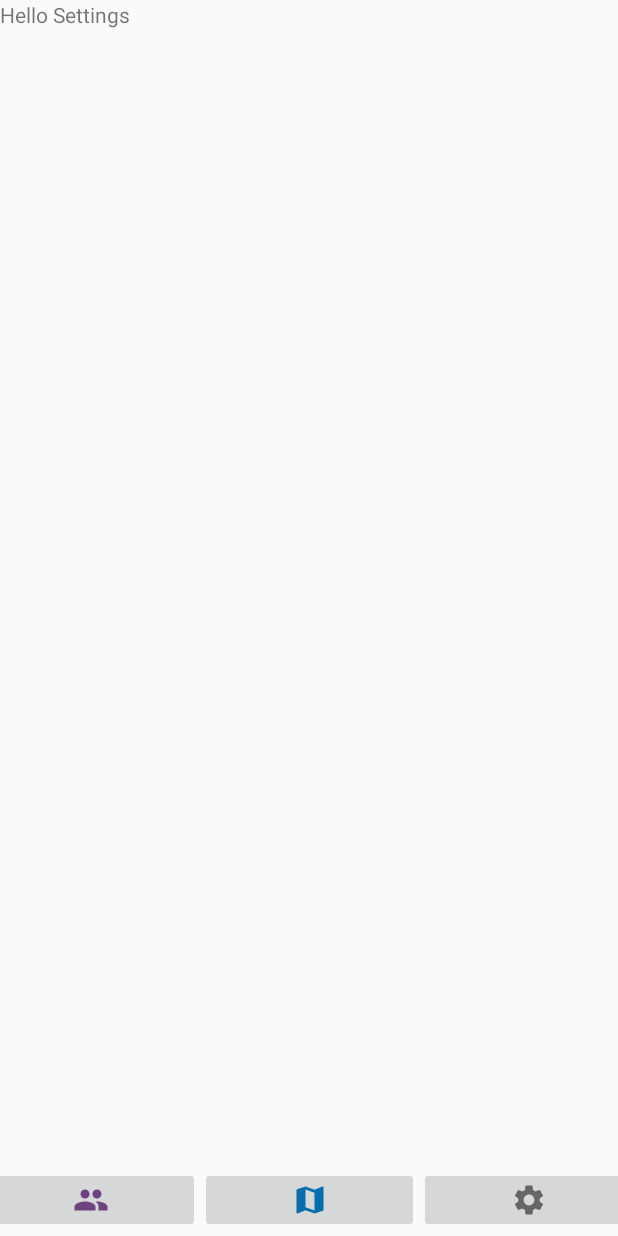
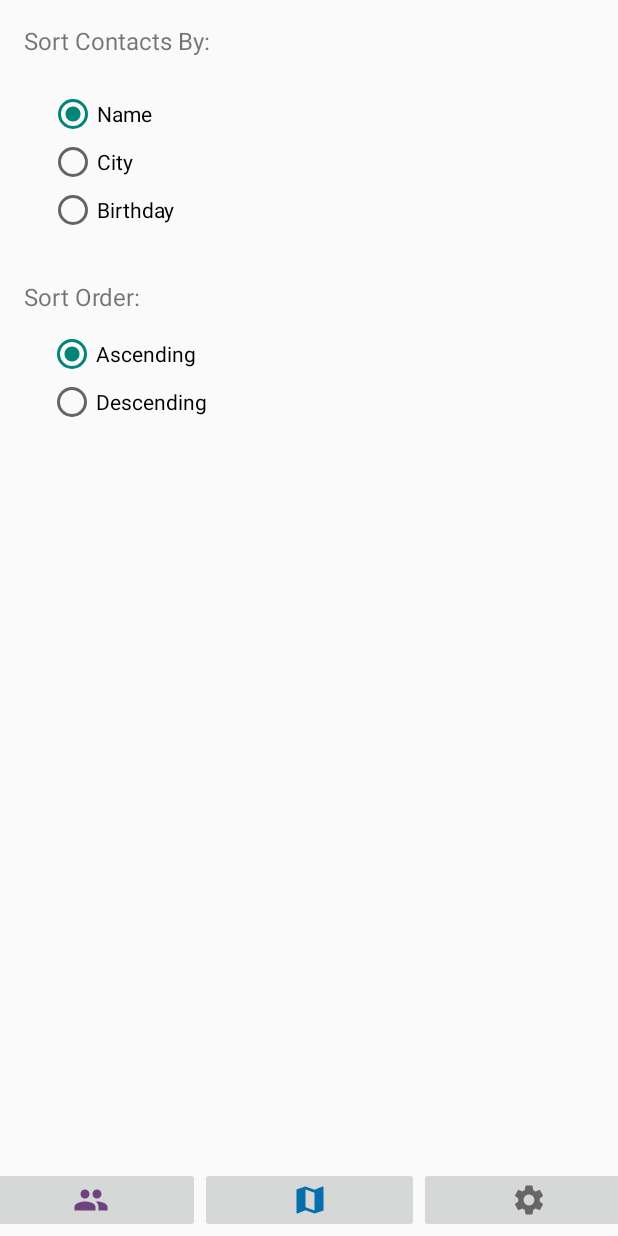
Before and after one commit to celesjanette/ContactList, an Android app: the contactSetting screen opened directly, with no data from a screen before it, on a phone screen of 412 x 824 dp. Run offline under Robolectric (Android 15) with nearby library versions, the phone set to English and light mode, and no system bars.

Commit message:
Settings Layout - initial commit

```diff
--- /dev/null
+++ b/app/src/main/java/com/example/contactlist/ContactDBHelper.java
@@ -0,0 +1,4 @@
+package com.example.contactlist;
+
+public class ContactDBHelper {
+}
--- a/app/src/main/java/com/example/contactlist/contactSetting.java
+++ b/app/src/main/java/com/example/contactlist/contactSetting.java
@@ -2,13 +2,118 @@ package com.example.contactlist;
 
 import androidx.appcompat.app.AppCompatActivity;
 
+import android.content.Context;
+import android.content.Intent;
 import android.os.Bundle;
+import android.view.View;
+import android.widget.ImageButton;
+import android.widget.RadioButton;
+import android.widget.RadioGroup;
 
 public class contactSetting extends AppCompatActivity {
 
     @Override
     protected void onCreate(Bundle savedInstanceState) {
-        super.onCreate(savedInstanceState);
+        super.onCreate(savedInstanceState); //test commit
         setContentView(R.layout.activity_contact_setting);
+        initListButton();
+        initSettingButton();
+        initMapButton();
+        initSettings();
+    }
+
+    private void initListButton() {
+        ImageButton ibList = findViewById(R.id.ibContactList);
+        ibList.setOnClickListener(new View.OnClickListener() {
+            @Override
+            public void onClick(View v) {
+                Intent intent = new Intent(contactSetting.this, fullList.class);
+                intent.setFlags(Intent.FLAG_ACTIVITY_CLEAR_TOP);
+                startActivity(intent);
+            }
+        });
+    }
+
+    private void initSettingButton() {
+        ImageButton ibSetting = findViewById(R.id.ibSettings);
+        ibSetting.setEnabled(false);
+
+
+    }
+
+    private void initMapButton() {
+        ImageButton ibMap = findViewById(R.id.ibMap);
+        ibMap.setOnClickListener(new View.OnClickListener() {
+            @Override
+            public void onClick(View v) {
+                Intent intent = new Intent(contactSetting.this, contactMap.class);
+                intent.setFlags(Intent.FLAG_ACTIVITY_CLEAR_TOP);
+                startActivity(intent);
+            }
+        });
+    }
+
+    private void initSettings() {
+        String sortBy = getSharedPreferences("MyContactListPreferences",
+                Context.MODE_PRIVATE).getString("sortfield", "contactname");
+        String sortOrder = getSharedPreferences("MyContactListPreferences",
+                Context.MODE_PRIVATE).getString("sortfield", "ASC");
+        RadioButton rbName = findViewById(R.id.radioName);
+        RadioButton rbCity = findViewById(R.id.radioCity);
+        RadioButton rbBirthday = findViewById(R.id.radioBirthday);
+        if (sortBy.equalsIgnoreCase("contactname")) {
+            rbName.setChecked(true);
+        } else if (sortBy.equalsIgnoreCase("city")) {
+            rbCity.setChecked(true);
+        } else {
+            rbBirthday.setChecked(true);
+        }
+        RadioButton rbAscending = findViewById(R.id.radioAscending);
+        RadioButton rbDescending = findViewById(R.id.radioDescending);
+        if (sortOrder.equalsIgnoreCase("ASC")) {
+            rbAscending.setChecked(true);
+        } else {
+            rbDescending.setChecked(true);
+        }
+    }
+
+    private void initSortByClick() {
+        RadioGroup rgSortBy = findViewById(R.id.radioGroupSortBy);
+        rgSortBy.setOnCheckedChangeListener(new RadioGroup.OnCheckedChangeListener() {
+            @Override
+            public void onCheckedChanged(RadioGroup group, int checkedId) {
+                RadioButton rbName = findViewById(R.id.radioName);
+                RadioButton rbCity = findViewById(R.id.radioCity);
+                if (rbCity.isChecked()) {
+                    getSharedPreferences("MyContactListPreferences",
+                            Context.MODE_PRIVATE).edit().putString("sortfield", "contactname").apply();
+                }
+                else if (rbCity.isChecked()) {
+                    getSharedPreferences("MyContactListPreferences",
+                            Context.MODE_PRIVATE).edit().putString("sortfield", "city").apply();
+                }
+                else {
+                    getSharedPreferences("MyContactListPreferences",
+                            Context.MODE_PRIVATE).edit().putString("sortfield", "birthday").apply();
+                }
+            }
+        });
+    }
+    private void initSortOrderClick() {
+        RadioGroup rgSortOrder = findViewById(R.id.radioGroupSortOrder);
+        rgSortOrder.setOnCheckedChangeListener(new RadioGroup.OnCheckedChangeListener() {
+            @Override
+            public void onCheckedChanged(RadioGroup group, int checkedId) {
+                RadioButton rbAscending =findViewById(R.id.radioAscending);
+                if (rbAscending.isChecked()) {
+                    getSharedPreferences("MyContactListPreferences",
+                            Context.MODE_PRIVATE).edit().putString("sortorder", "ASC").apply();
+                }
+                else {
+                    getSharedPreferences("MyContactListPerferences",
+                            Context.MODE_PRIVATE).edit().putString("sortorder", "DESC").apply();
+                }
+            }
+        });
     }
 }
--- a/app/src/main/res/layout/activity_contact_setting.xml
+++ b/app/src/main/res/layout/activity_contact_setting.xml
@@ -2,11 +2,13 @@
 <androidx.constraintlayout.widget.ConstraintLayout xmlns:android="http://schemas.android.com/apk/res/android"
     xmlns:app="http://schemas.android.com/apk/res-auto"
     xmlns:tools="http://schemas.android.com/tools"
+    android:id="@+id/sortOrderView"
     android:layout_width="match_parent"
     android:layout_height="match_parent"
     tools:context=".contactSetting">
 
     <LinearLayout
+        android:id="@+id/linearLayout4"
         android:layout_width="438dp"
         android:layout_height="46dp"
         android:orientation="horizontal"
@@ -43,10 +45,90 @@
     </LinearLayout>
 
     <TextView
-        android:id="@+id/textView3"
+        android:id="@+id/sortContactsView"
         android:layout_width="wrap_content"
         android:layout_height="wrap_content"
-        android:text="Hello Settings"
-        tools:layout_editor_absoluteX="179dp"
-        tools:layout_editor_absoluteY="182dp" />
+        android:layout_marginStart="16dp"
+        android:layout_marginTop="16dp"
+        android:layout_marginEnd="272dp"
+        android:text="Sort Contacts By:"
+        android:textSize="16sp"
+        app:layout_constraintEnd_toEndOf="parent"
+        app:layout_constraintHorizontal_bias="0.0"
+        app:layout_constraintStart_toStartOf="parent"
+        app:layout_constraintTop_toTopOf="parent" />
+
+    <TextView
+        android:id="@+id/sortOrderView"
+        android:layout_width="wrap_content"
+        android:layout_height="wrap_content"
+        android:layout_marginStart="16dp"
+        android:layout_marginTop="36dp"
+        android:layout_marginBottom="16dp"
+        android:text="Sort Order:"
+        android:textSize="16sp"
+        app:layout_constraintBottom_toTopOf="@+id/radioGroupSortOrder"
+        app:layout_constraintEnd_toEndOf="parent"
+        app:layout_constraintHorizontal_bias="0.0"
+        app:layout_constraintStart_toStartOf="parent"
+        app:layout_constraintTop_toBottomOf="@+id/radioGroupSortBy" />
+
+    <RadioGroup
+        android:id="@+id/radioGroupSortOrder"
+        android:layout_width="176dp"
+        android:layout_height="63dp"
+        android:layout_marginStart="32dp"
+        android:layout_marginTop="220dp"
+        android:layout_marginEnd="281dp"
+        app:layout_constraintEnd_toEndOf="parent"
+        app:layout_constraintHorizontal_bias="0.0"
+        app:layout_constraintStart_toStartOf="parent"
+        app:layout_constraintTop_toTopOf="parent">
+
+        <RadioButton
+            android:id="@+id/radioAscending"
+            android:layout_width="match_parent"
+            android:layout_height="wrap_content"
+            android:text="Ascending" />
+
+        <RadioButton
+            android:id="@+id/radioDescending"
+            android:layout_width="match_parent"
+            android:layout_height="wrap_content"
+            android:text="Descending" />
+
+    </RadioGroup>
+
+    <RadioGroup
+        android:id="@+id/radioGroupSortBy"
+        android:layout_width="174dp"
+        android:layout_height="96dp"
+        android:layout_marginStart="32dp"
+        android:layout_marginTop="16dp"
+        android:layout_marginEnd="205dp"
+        android:layout_marginBottom="47dp"
+        app:layout_constraintBottom_toBottomOf="@+id/sortOrderView"
+        app:layout_constraintEnd_toEndOf="parent"
+        app:layout_constraintStart_toStartOf="parent"
+        app:layout_constraintTop_toBottomOf="@+id/sortContactsView">
+
+        <RadioButton
+            android:id="@+id/radioName"
+            android:layout_width="match_parent"
+            android:layout_height="wrap_content"
+            android:text="Name" />
+
+        <RadioButton
+            android:id="@+id/radioCity"
+            android:layout_width="match_parent"
+            android:layout_height="wrap_content"
+            android:text="City" />
+
+        <RadioButton
+            android:id="@+id/radioBirthday"
+            android:layout_width="match_parent"
+            android:layout_height="wrap_content"
+            android:text="Birthday" />
+    </RadioGroup>
+
 </androidx.constraintlayout.widget.ConstraintLayout>
```
